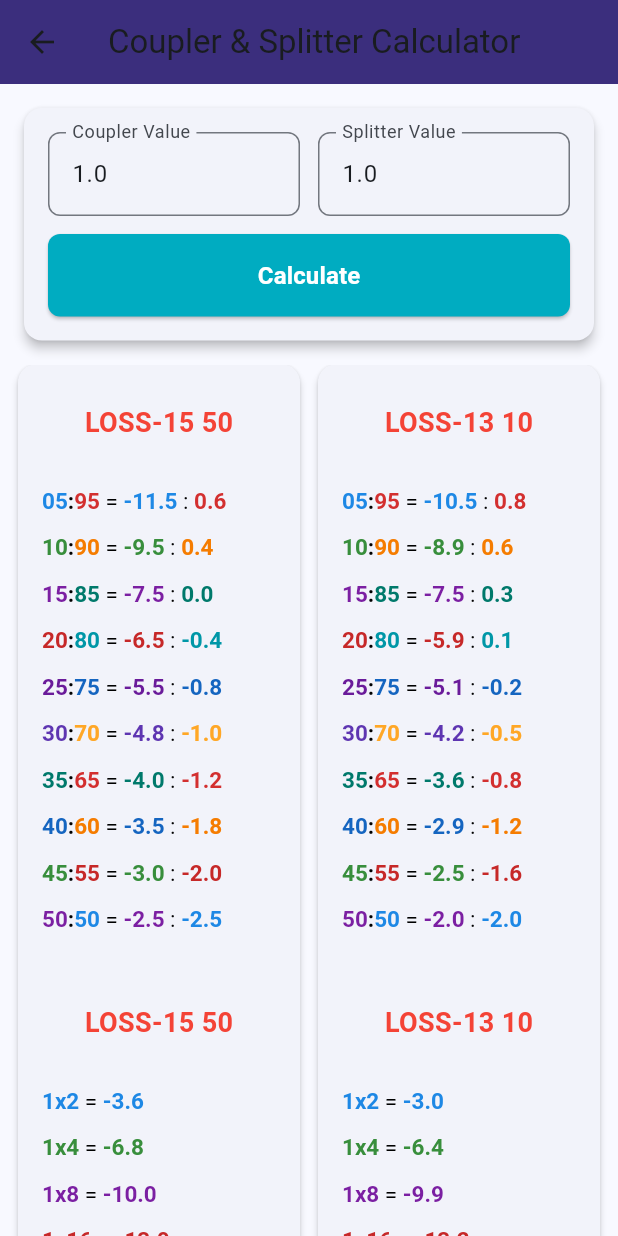
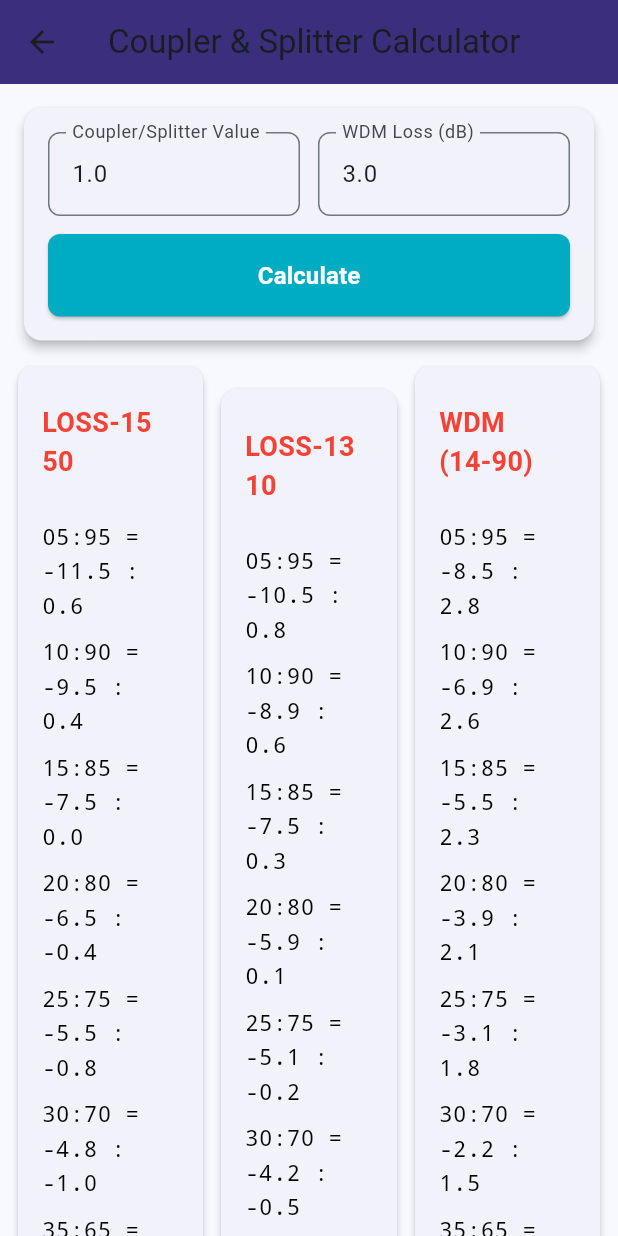
Before and after one commit to SowmiyaG123/OFC-CALCULATOR, a Flutter app: the CouplerSplitterOnePage screen opened directly, after a tap on "Calculate", on a phone screen of 412 x 824 dp. Run offline on Flutter 3.47's test engine with Material 3 defaults, Android fonts, the phone set to English and light mode, and no system bars; our stand-ins replace google_fonts, hive_flutter, share_plus, supabase_flutter; accounts and stored records are empty.

Commit message:
Update cal_onepage.dart

```diff
--- a/lib/screens/main_app/cal_onepage.dart
+++ b/lib/screens/main_app/cal_onepage.dart
@@ -1,6 +1,113 @@
 import 'package:flutter/material.dart';
 
-// -------------------- CouplerCalculator (inlined) --------------------
+// -------------------- WDM Calculator --------------------
+class WDMCalculator {
+  final double wdmValue; // This is the same as the WDM Loss (dB) input
+
+  WDMCalculator({
+    required this.wdmValue,
+  });
+
+  // WDM Coupler data - SAME as LOSS-13 10
+  List<Map<String, double>> calculateWDMCoupler() {
+    // Reference data - EXACTLY same structure as LOSS-13 10
+    final Map<double, List<Map<String, double>>> wdmCouplerData = {
+      1.0: [
+        {"ratio": 5, "val1": -10.5, "val2": 0.8},
+        {"ratio": 10, "val1": -8.9, "val2": 0.6},
+        {"ratio": 15, "val1": -7.5, "val2": 0.3},
+        {"ratio": 20, "val1": -5.9, "val2": 0.1},
+        {"ratio": 25, "val1": -5.1, "val2": -0.2},
+        {"ratio": 30, "val1": -4.2, "val2": -0.5},
+        {"ratio": 35, "val1": -3.6, "val2": -0.8},
+        {"ratio": 40, "val1": -2.9, "val2": -1.2},
+        {"ratio": 45, "val1": -2.5, "val2": -1.6},
+        {"ratio": 50, "val1": -2.0, "val2": -2.0},
+      ],
+      2.0: [
+        {"ratio": 5, "val1": -9.5, "val2": 1.8},
+        {"ratio": 10, "val1": -7.9, "val2": 1.6},
+        {"ratio": 15, "val1": -6.5, "val2": 1.3},
+        {"ratio": 20, "val1": -4.9, "val2": 1.1},
+        {"ratio": 25, "val1": -4.1, "val2": 0.8},
+        {"ratio": 30, "val1": -3.2, "val2": 0.5},
+        {"ratio": 35, "val1": -2.6, "val2": 0.2},
+        {"ratio": 40, "val1": -1.9, "val2": -0.2},
+        {"ratio": 45, "val1": -1.5, "val2": -0.6},
+        {"ratio": 50, "val1": -1.0, "val2": -1.0},
+      ],
+      10.0: [
+        {"ratio": 5, "val1": -1.5, "val2": 9.8},
+        {"ratio": 10, "val1": 0.1, "val2": 9.6},
+        {"ratio": 15, "val1": 1.5, "val2": 9.3},
+        {"ratio": 20, "val1": 3.1, "val2": 9.1},
+        {"ratio": 25, "val1": 3.9, "val2": 8.8},
+        {"ratio": 30, "val1": 4.8, "val2": 8.5},
+        {"ratio": 35, "val1": 5.4, "val2": 8.2},
+        {"ratio": 40, "val1": 6.1, "val2": 7.8},
+        {"ratio": 45, "val1": 6.5, "val2": 7.4},
+        {"ratio": 50, "val1": 7.0, "val2": 7.0},
+      ],
+    };
+
+    // Get interpolation keys
+    final keys = wdmCouplerData.keys.toList()..sort();
+    double lower = keys.first;
+    double upper = keys.last;
+
+    for (int i = 0; i < keys.length - 1; i++) {
+      if (wdmValue >= keys[i] && wdmValue <= keys[i + 1]) {
+        lower = keys[i];
+        upper = keys[i + 1];
+        break;
+      }
+    }
+
+    // Linear interpolation - SAME LOGIC as LOSS-13 10
+    double ratio = (wdmValue - lower) / (upper - lower);
+    final lowerData = wdmCouplerData[lower]!;
+    final upperData = wdmCouplerData[upper]!;
+
+    List<Map<String, double>> results = [];
+    for (int i = 0; i < lowerData.length; i++) {
+      double val1 = lowerData[i]["val1"]! +
+          (upperData[i]["val1"]! - lowerData[i]["val1"]!) * ratio;
+      double val2 = lowerData[i]["val2"]! +
+          (upperData[i]["val2"]! - lowerData[i]["val2"]!) * ratio;
+      results.add({
+        "ratio": lowerData[i]["ratio"]!,
+        "val1": double.parse(val1.toStringAsFixed(1)),
+        "val2": double.parse(val2.toStringAsFixed(1)),
+      });
+    }
+
+    return results;
+  }
+
+  // WDM Splitter data - SAME as LOSS-13 10 splitter
+  List<Map<String, dynamic>> calculateWDMSplitter() {
+    final List<int> splits = [2, 4, 8, 16, 32, 64];
+
+    // Base values for splitter - SAME as LOSS-13 10 splitter base values
+    final baseValues = [-3.0, -6.4, -9.9, -13.2, -16.4, -19.4];
+
+    // Adjust based on input value (same logic as splitter calculator)
+    final adjust = wdmValue - 1.0;
+
+    List<Map<String, dynamic>> results = [];
+    for (int i = 0; i < splits.length; i++) {
+      final value = baseValues[i] + adjust;
+      results.add({
+        'split': splits[i],
+        'value': double.parse(value.toStringAsFixed(1))
+      });
+    }
+
+    return results;
+  }
+}
+
+// -------------------- CouplerCalculator --------------------
 class CouplerCalculator {
   final double couplerValue;
   CouplerCalculator(this.couplerValue);
@@ -118,8 +225,8 @@ class CouplerCalculator {
                 ratio;
         interpolated.add({
           "ratio": lowerData[section]![i]["ratio"]!,
-          "val1": double.parse(val1.toStringAsFixed(2)),
-          "val2": double.parse(val2.toStringAsFixed(2)),
+          "val1": double.parse(val1.toStringAsFixed(1)),
+          "val2": double.parse(val2.toStringAsFixed(1)),
         });
       }
       result.add({"section": section, "data": interpolated});
@@ -129,7 +236,7 @@ class CouplerCalculator {
   }
 }
 
-// -------------------- SplitterCalculator (with both loss tables) --------------------
+// -------------------- SplitterCalculator --------------------
 class SplitterCalculator {
   final double splitterValue;
   SplitterCalculator(this.splitterValue);
@@ -148,33 +255,19 @@ class SplitterCalculator {
         splits.length,
         (i) => {
               'split': splits[i],
-              'value': double.parse((loss1550[i] + adjust).toStringAsFixed(2))
+              'value': double.parse((loss1550[i] + adjust).toStringAsFixed(1))
             });
 
     result["LOSS-13 10"] = List.generate(
         splits.length,
         (i) => {
               'split': splits[i],
-              'value': double.parse((loss1310[i] + adjust).toStringAsFixed(2))
+              'value': double.parse((loss1310[i] + adjust).toStringAsFixed(1))
             });
 
     return result;
   }
 }
-
-// -------- Color pairs--------
-const List<List<Color>> colorPairs = [
-  [Color(0xFF1E88E5), Color(0xFFD32F2F)],
-  [Color(0xFF388E3C), Color(0xFFF57C00)],
-  [Color(0xFF7B1FA2), Color(0xFF00796B)],
-  [Color(0xFFC62828), Color(0xFF0097A7)],
-  [Color(0xFF6A1B9A), Color(0xFF1565C0)],
-  [Color(0xFF5E35B1), Color(0xFFFFA726)],
-  [Color(0xFF00796B), Color(0xFFD32F2F)],
-  [Color(0xFF1565C0), Color(0xFFF57C00)],
-  [Color(0xFF388E3C), Color(0xFFC62828)],
-  [Color(0xFF7B1FA2), Color(0xFF1E88E5)],
-];
 
 class CouplerSplitterOnePage extends StatefulWidget {
   const CouplerSplitterOnePage({Key? key}) : super(key: key);
@@ -184,28 +277,33 @@ class CouplerSplitterOnePage extends StatefulWidget {
 }
 
 class _CouplerSplitterOnePageState extends State<CouplerSplitterOnePage> {
-  final TextEditingController _inputCtrl = TextEditingController(text: "1.0");
-  final TextEditingController _splitterValCtrl =
-      TextEditingController(text: "1.0");
+  final TextEditingController _couplerCtrl = TextEditingController(text: "1.0");
+  final TextEditingController _wdmCtrl = TextEditingController(text: "3.0");
+
   List<Map<String, dynamic>> _couplerResults = [];
   Map<String, List<Map<String, dynamic>>> _splitterResults = {};
+  List<Map<String, double>> _wdmCouplerResults = [];
+  List<Map<String, dynamic>> _wdmSplitterResults = [];
 
   void _onCalculate() {
-    final v = double.tryParse(_inputCtrl.text.trim());
-    final splitterBase = double.tryParse(_splitterValCtrl.text.trim()) ?? 1.0;
+    final couplerValue = double.tryParse(_couplerCtrl.text.trim());
+    final wdmValue = double.tryParse(_wdmCtrl.text.trim()) ?? 3.0;
 
-    if (v == null) {
+    if (couplerValue == null) {
       ScaffoldMessenger.of(context).showSnackBar(
           const SnackBar(content: Text('Enter a numeric coupler value')));
       return;
     }
 
-    final couplerCalc = CouplerCalculator(v);
-    final splitterCalc = SplitterCalculator(splitterBase);
+    final couplerCalc = CouplerCalculator(couplerValue);
+    final splitterCalc = SplitterCalculator(couplerValue); // Use same value for splitter
+    final wdmCalc = WDMCalculator(wdmValue: wdmValue);
 
     setState(() {
       _couplerResults = couplerCalc.calculateLoss();
       _splitterResults = splitterCalc.calculateLoss();
+      _wdmCouplerResults = wdmCalc.calculateWDMCoupler();
+      _wdmSplitterResults = wdmCalc.calculateWDMSplitter();
     });
   }
 
@@ -232,10 +330,7 @@ class _CouplerSplitterOnePageState extends State<CouplerSplitterOnePage> {
         children: [
           _buildSectionTitle(sectionName),
           const SizedBox(height: 12),
-          ...data.asMap().entries.map((entry) {
-            final idx = entry.key;
-            final r = entry.value;
-            final pair = colorPairs[idx % colorPairs.length];
+          ...data.map((r) {
             final leftRatio = r['ratio'].toInt();
             final rightRatio = 100 - leftRatio;
             final val1 = (r['val1'] as double).toStringAsFixed(1);
@@ -243,53 +338,13 @@ class _CouplerSplitterOnePageState extends State<CouplerSplitterOnePage> {
 
             return Padding(
               padding: const EdgeInsets.symmetric(vertical: 4),
-              child: RichText(
-                text: TextSpan(
-                  style: const TextStyle(
-                      fontSize: 15, fontFamily: 'monospace', height: 1.5),
-                  children: [
-                    TextSpan(
-                      text: '${leftRatio.toString().padLeft(2, '0')}',
-                      style: TextStyle(
-                        color: pair[0],
-                        fontWeight: FontWeight.bold,
-                      ),
-                    ),
-                    const TextSpan(
-                      text: ':',
-                      style: TextStyle(
-                          color: Colors.black, fontWeight: FontWeight.bold),
-                    ),
-                    TextSpan(
-                      text: '${rightRatio.toString().padLeft(2, '0')}',
-                      style: TextStyle(
-                        color: pair[1],
-                        fontWeight: FontWeight.bold,
-                      ),
-                    ),
-                    const TextSpan(
-                      text: ' = ',
-                      style: TextStyle(color: Colors.black),
-                    ),
-                    TextSpan(
-                      text: val1,
-                      style: TextStyle(
-                        color: pair[0],
-                        fontWeight: FontWeight.bold,
-                      ),
-                    ),
-                    const TextSpan(
-                      text: ' : ',
-                      style: TextStyle(color: Colors.black),
-                    ),
-                    TextSpan(
-                      text: val2,
-                      style: TextStyle(
-                        color: pair[1],
-                        fontWeight: FontWeight.bold,
-                      ),
-                    ),
-                  ],
+              child: Text(
+                '${leftRatio.toString().padLeft(2, '0')}:${rightRatio.toString().padLeft(2, '0')} = $val1 : $val2',
+                style: const TextStyle(
+                  fontSize: 15,
+                  fontFamily: 'monospace',
+                  height: 1.5,
+                  color: Colors.black,
                 ),
               ),
             );
@@ -308,43 +363,94 @@ class _CouplerSplitterOnePageState extends State<CouplerSplitterOnePage> {
         children: [
           _buildSectionTitle(sectionName),
           const SizedBox(height: 12),
-          ...rows.asMap().entries.map((entry) {
-            final idx = entry.key;
-            final r = entry.value;
-            final color = colorPairs[idx % colorPairs.length][0];
+          ...rows.map((r) {
             final split = r['split'];
             final value = (r['value'] as double).toStringAsFixed(1);
 
             return Padding(
               padding: const EdgeInsets.symmetric(vertical: 4),
-              child: RichText(
-                text: TextSpan(
-                  style: const TextStyle(
-                      fontSize: 15, fontFamily: 'monospace', height: 1.5),
-                  children: [
-                    TextSpan(
-                      text: '1x$split',
-                      style: TextStyle(
-                        color: color,
-                        fontWeight: FontWeight.bold,
-                      ),
-                    ),
-                    const TextSpan(
-                      text: ' = ',
-                      style: TextStyle(color: Colors.black),
-                    ),
-                    TextSpan(
-                      text: value,
-                      style: TextStyle(
-                        color: color,
-                        fontWeight: FontWeight.bold,
-                      ),
-                    ),
-                  ],
+              child: Text(
+                '1x$split = $value',
+                style: const TextStyle(
+                  fontSize: 15,
+                  fontFamily: 'monospace',
+                  height: 1.5,
+                  color: Colors.black,
                 ),
               ),
             );
           }),
+        ],
+      ),
+    );
+  }
+
+  Widget _buildWDMSection() {
+    if (_wdmCouplerResults.isEmpty && _wdmSplitterResults.isEmpty) {
+      return Container();
+    }
+
+    return Container(
+      padding: const EdgeInsets.all(16.0),
+      child: Column(
+        crossAxisAlignment: CrossAxisAlignment.start,
+        children: [
+          // WDM Coupler section
+          _buildSectionTitle('WDM (14-90)'),
+          const SizedBox(height: 12),
+          ..._wdmCouplerResults.map((r) {
+            final leftRatio = r['ratio']!.toInt();
+            final rightRatio = 100 - leftRatio;
+            final val1 = r['val1']!.toStringAsFixed(1);
+            final val2 = r['val2']!.toStringAsFixed(1);
+
+            return Padding(
+              padding: const EdgeInsets.symmetric(vertical: 4),
+              child: Text(
+                '${leftRatio.toString().padLeft(2, '0')}:${rightRatio.toString().padLeft(2, '0')} = $val1 : $val2',
+                style: const TextStyle(
+                  fontSize: 15,
+                  fontFamily: 'monospace',
+                  height: 1.5,
+                  color: Colors.black,
+                ),
+              ),
+            );
+          }),
+
+          const SizedBox(height: 16),
+
+          // WDM Splitter section
+          ..._wdmSplitterResults.map((r) {
+            final split = r['split'];
+            final value = (r['value'] as double).toStringAsFixed(1);
+
+            return Padding(
+              padding: const EdgeInsets.symmetric(vertical: 4),
+              child: Text(
+                '1x$split = $value',
+                style: const TextStyle(
+                  fontSize: 15,
+                  fontFamily: 'monospace',
+                  height: 1.5,
+                  color: Colors.black,
+                ),
+              ),
+            );
+          }),
+
+          const SizedBox(height: 12),
+          const Padding(
+            padding: EdgeInsets.only(top: 8),
+            child: Text(
+              'Note: WDM outputs calculated using coupler reference table (1550nm only)',
+              style: TextStyle(
+                fontSize: 12,
+                fontStyle: FontStyle.italic,
+                color: Colors.grey,
+              ),
+            ),
+          ),
         ],
       ),
     );
@@ -359,7 +465,7 @@ class _CouplerSplitterOnePageState extends State<CouplerSplitterOnePage> {
       ),
       body: Column(
         children: [
-          // Input section - always visible and editable
+          // Input section
           Card(
             margin: const EdgeInsets.all(16),
             elevation: 3,
@@ -374,11 +480,11 @@ class _CouplerSplitterOnePageState extends State<CouplerSplitterOnePage> {
                     children: [
                       Expanded(
                         child: TextField(
-                          controller: _inputCtrl,
+                          controller: _couplerCtrl,
                           keyboardType: const TextInputType.numberWithOptions(
                               decimal: true),
                           decoration: InputDecoration(
-                            labelText: 'Coupler Value',
+                            labelText: 'Coupler/Splitter Value',
                             border: OutlineInputBorder(
                               borderRadius: BorderRadius.circular(8),
                             ),
@@ -390,11 +496,11 @@ class _CouplerSplitterOnePageState extends State<CouplerSplitterOnePage> {
                       const SizedBox(width: 12),
                       Expanded(
                         child: TextField(
-                          controller: _splitterValCtrl,
+                          controller: _wdmCtrl,
                           keyboardType: const TextInputType.numberWithOptions(
                               decimal: true),
                           decoration: InputDecoration(
-                            labelText: 'Splitter Value',
+                            labelText: 'WDM Loss (dB)',
                             border: OutlineInputBorder(
                               borderRadius: BorderRadius.circular(8),
                             ),
@@ -430,13 +536,16 @@ class _CouplerSplitterOnePageState extends State<CouplerSplitterOnePage> {
               ),
             ),
           ),
+
           // Results section
           Expanded(
             child: SingleChildScrollView(
               padding: const EdgeInsets.symmetric(horizontal: 12),
               child: Column(
                 children: [
-                  if (_couplerResults.isNotEmpty || _splitterResults.isNotEmpty)
+                  if (_couplerResults.isNotEmpty ||
+                      _splitterResults.isNotEmpty ||
+                      _wdmCouplerResults.isNotEmpty)
                     Row(
                       crossAxisAlignment: CrossAxisAlignment.start,
                       children: [
@@ -454,17 +563,18 @@ class _CouplerSplitterOnePageState extends State<CouplerSplitterOnePage> {
                                       _couplerResults.firstWhere(
                                           (s) => s['section'] == 'LOSS-15 50')),
                                 if (_splitterResults['LOSS-15 50'] != null)
-                                  _buildSplitterSection('LOSS-15 50',
+                                  _buildSplitterSection('',
                                       _splitterResults['LOSS-15 50']!),
                               ],
                             ),
                           ),
                         ),
-                        // Right column - LOSS-13 10
+
+                        // Middle column - LOSS-13 10
                         Expanded(
                           child: Card(
                             elevation: 2,
-                            margin: const EdgeInsets.only(left: 6, bottom: 16),
+                            margin: const EdgeInsets.symmetric(horizontal: 6, vertical: 16),
                             shape: RoundedRectangleBorder(
                                 borderRadius: BorderRadius.circular(12)),
                             child: Column(
@@ -474,10 +584,21 @@ class _CouplerSplitterOnePageState extends State<CouplerSplitterOnePage> {
                                       _couplerResults.firstWhere(
                                           (s) => s['section'] == 'LOSS-13 10')),
                                 if (_splitterResults['LOSS-13 10'] != null)
-                                  _buildSplitterSection('LOSS-13 10',
+                                  _buildSplitterSection('',
                                       _splitterResults['LOSS-13 10']!),
                               ],
                             ),
+                          ),
+                        ),
+
+                        // Right column - WDM Calculator
+                        Expanded(
+                          child: Card(
+                            elevation: 2,
+                            margin: const EdgeInsets.only(left: 6, bottom: 16),
+                            shape: RoundedRectangleBorder(
+                                borderRadius: BorderRadius.circular(12)),
+                            child: _buildWDMSection(),
                           ),
                         ),
                       ],
```
